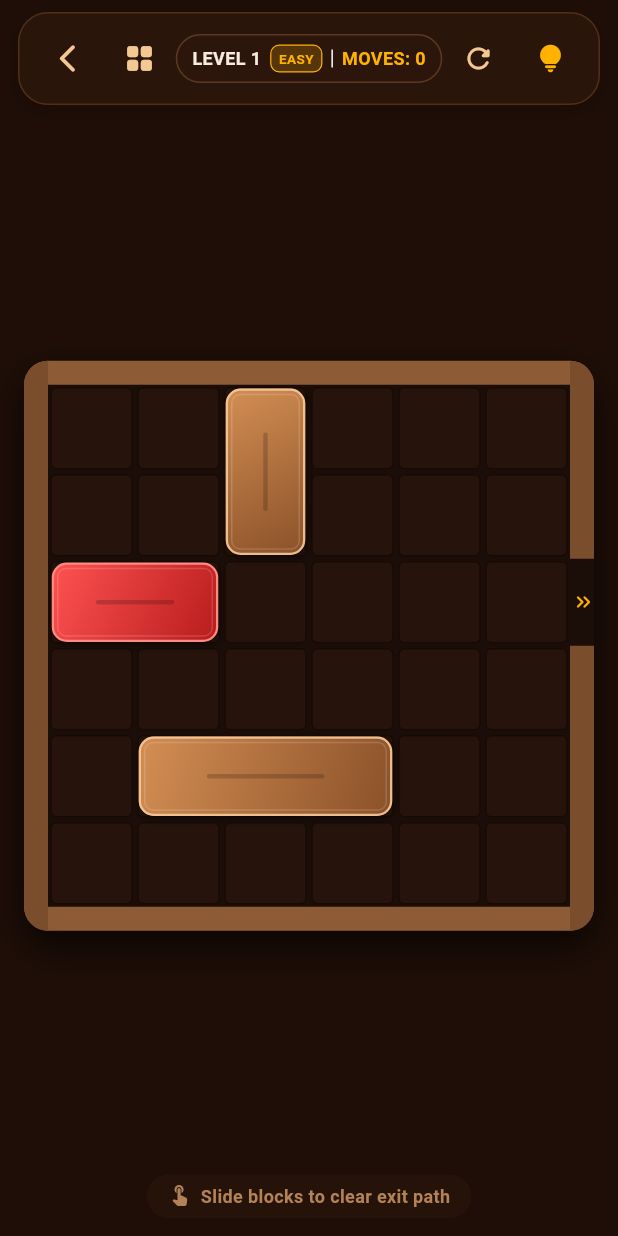
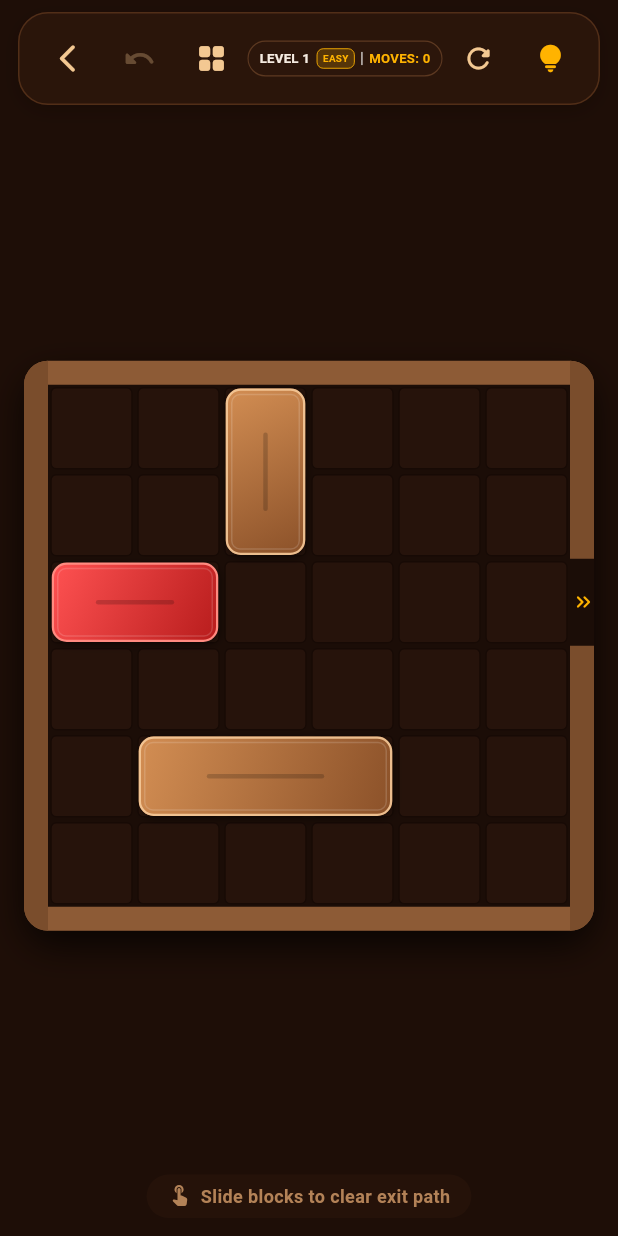
Before and after one commit to MdAshrafUllah/Wood-Escape, a Flutter app: the screen it shows after launch, after a tap on an icon or button, on a phone screen of 412 x 824 dp. Run offline on Flutter 3.47's test engine with Material 3 defaults, Android fonts, the phone set to English and light mode, and no system bars; our stand-ins replace audioplayers, easy_localization, flutter_riverpod, go_router, local_auth, shared_preferences and 1 more.

Commit message:
- Localization added - Undo move button added

```diff
--- a/lib/data/local/user_progress.dart
+++ b/lib/data/local/user_progress.dart
@@ -3,12 +3,14 @@ class SettingsModel {
   final bool music;
   final bool haptics;
   final bool vibration;
+  final String languageCode;
 
   const SettingsModel({
     this.sound = true,
     this.music = true,
     this.haptics = true,
     this.vibration = true,
+    this.languageCode = 'en',
   });
 
   SettingsModel copyWith({
@@ -16,12 +18,14 @@ class SettingsModel {
     bool? music,
     bool? haptics,
     bool? vibration,
+    String? languageCode,
   }) {
     return SettingsModel(
       sound: sound ?? this.sound,
       music: music ?? this.music,
       haptics: haptics ?? this.haptics,
       vibration: vibration ?? this.vibration,
+      languageCode: languageCode ?? this.languageCode,
     );
   }
 
@@ -30,6 +34,7 @@ class SettingsModel {
     'music': music,
     'haptics': haptics,
     'vibration': vibration,
+    'languageCode': languageCode,
   };
 
   factory SettingsModel.fromJson(Map<String, dynamic>? json) {
@@ -39,6 +44,7 @@ class SettingsModel {
       music: json['music'] as bool? ?? true,
       haptics: json['haptics'] as bool? ?? true,
       vibration: json['vibration'] as bool? ?? true,
+      languageCode: json['languageCode'] as String? ?? 'en',
     );
   }
 }
--- a/lib/domain/models/level_data.dart
+++ b/lib/domain/models/level_data.dart
@@ -1,20 +1,20 @@
 enum LevelDifficulty { easy, medium, hard, expert, legend, master }
 
 extension LevelDifficultyX on LevelDifficulty {
-  String get displayName {
+  String get translationKey {
     switch (this) {
       case LevelDifficulty.easy:
-        return 'EASY';
+        return 'level_select.easy';
       case LevelDifficulty.medium:
-        return 'MEDIUM';
+        return 'level_select.medium';
       case LevelDifficulty.hard:
-        return 'HARD';
+        return 'level_select.hard';
       case LevelDifficulty.expert:
-        return 'EXPERT';
+        return 'level_select.expert';
       case LevelDifficulty.legend:
-        return 'LEGEND';
+        return 'level_select.legend';
       case LevelDifficulty.master:
-        return 'MASTER';
+        return 'level_select.master';
     }
   }
 }
--- a/lib/main.dart
+++ b/lib/main.dart
@@ -1,3 +1,4 @@
+import 'package:easy_localization/easy_localization.dart';
 import 'package:flutter/material.dart';
 import 'package:flutter_riverpod/flutter_riverpod.dart';
 import 'package:woodescape/core/router/router.dart';
@@ -10,6 +11,8 @@ import 'package:woodescape/services/haptic_service.dart';
 
 void main() async {
   WidgetsFlutterBinding.ensureInitialized();
+
+  await EasyLocalization.ensureInitialized();
 
   final storage = await StorageService.init();
   final repo = UserProgressRepository(storage);
@@ -27,9 +30,16 @@ void main() async {
   );
 
   runApp(
-    ProviderScope(
-      overrides: [storageServiceProvider.overrideWithValue(storage)],
-      child: const WoodEscapeApp(),
+    EasyLocalization(
+      supportedLocales: const [Locale('en'), Locale('bn')],
+      path: 'assets/translations',
+      fallbackLocale: const Locale('en'),
+      startLocale: Locale(progress.settings.languageCode),
+      saveLocale: true,
+      child: ProviderScope(
+        overrides: [storageServiceProvider.overrideWithValue(storage)],
+        child: const WoodEscapeApp(),
+      ),
     ),
   );
 }
@@ -44,6 +54,9 @@ class WoodEscapeApp extends ConsumerWidget {
       debugShowCheckedModeBanner: false,
       theme: AppTheme.darkTheme,
       routerConfig: appRouter,
+      localizationsDelegates: context.localizationDelegates,
+      supportedLocales: context.supportedLocales,
+      locale: context.locale,
     );
   }
 }
--- a/lib/presentation/screens/game_screen/game_screen.dart
+++ b/lib/presentation/screens/game_screen/game_screen.dart
@@ -1,3 +1,4 @@
+import 'package:easy_localization/easy_localization.dart';
 import 'package:flutter/material.dart';
 import 'package:flutter_riverpod/flutter_riverpod.dart';
 import 'package:go_router/go_router.dart';
@@ -141,7 +142,7 @@ class _GameScreenState extends ConsumerState<GameScreen>
                 ),
                 const SizedBox(height: 16),
                 Text(
-                  'LEVEL $level PASSED!',
+                  'game.passed'.tr(namedArgs: {'level': '$level'}),
                   style: const TextStyle(
                     fontSize: 22,
                     fontWeight: FontWeight.bold,
@@ -151,7 +152,7 @@ class _GameScreenState extends ConsumerState<GameScreen>
                 ),
                 const SizedBox(height: 8),
                 Text(
-                  'Completed in $moves moves!',
+                  'game.completed_in'.tr(namedArgs: {'moves': '$moves'}),
                   style: const TextStyle(
                     fontSize: 16,
                     fontWeight: FontWeight.w600,
@@ -160,7 +161,7 @@ class _GameScreenState extends ConsumerState<GameScreen>
                 ),
                 const SizedBox(height: 4),
                 Text(
-                  'Best possible: $minMoves moves',
+                  'game.best_possible'.tr(namedArgs: {'moves': '$minMoves'}),
                   style: TextStyle(
                     fontSize: 12,
                     color: AppColors.withAlpha(AppColors.splashTitleColor, 0.6),
@@ -186,9 +187,9 @@ class _GameScreenState extends ConsumerState<GameScreen>
                           Navigator.of(context).pop();
                           ref.read(gameProvider.notifier).resetLevel();
                         },
-                        child: const Text(
-                          'PLAY AGAIN',
-                          style: TextStyle(
+                        child: Text(
+                          'game.play_again'.tr(),
+                          style: const TextStyle(
                             color: AppColors.splashTitleColor,
                             fontWeight: FontWeight.bold,
                           ),
@@ -211,9 +212,9 @@ class _GameScreenState extends ConsumerState<GameScreen>
                           Navigator.of(context).pop();
                           ref.read(gameProvider.notifier).nextLevel();
                         },
-                        child: const Text(
-                          'NEXT LEVEL',
-                          style: TextStyle(
+                        child: Text(
+                          'game.next_level'.tr(),
+                          style: const TextStyle(
                             color: AppColors.white,
                             fontWeight: FontWeight.bold,
                           ),
@@ -316,6 +317,8 @@ class _GameScreenState extends ConsumerState<GameScreen>
 
   // Optimized Compact Header Widget
   Widget _buildHeaderCard(GameState gameState, dynamic board) {
+    final hasHistory = ref.watch(gameProvider.notifier).hasHistory;
+
     return Container(
       margin: const EdgeInsets.symmetric(horizontal: 12, vertical: 8),
       padding: const EdgeInsets.symmetric(horizontal: 8, vertical: 6),
@@ -348,6 +351,20 @@ class _GameScreenState extends ConsumerState<GameScreen>
           IconButton(
             constraints: const BoxConstraints(),
             padding: const EdgeInsets.all(8),
+            icon: Icon(
+              Icons.undo_rounded,
+              color: hasHistory
+                  ? AppColors.textPrimary
+                  : AppColors.withAlpha(AppColors.textPrimary, 0.3),
+              size: 22,
+            ),
+            onPressed: hasHistory
+                ? () => ref.read(gameProvider.notifier).undo()
+                : null,
+          ),
+          IconButton(
+            constraints: const BoxConstraints(),
+            padding: const EdgeInsets.all(8),
             icon: const Icon(
               Icons.grid_view_rounded,
               color: AppColors.textPrimary,
@@ -375,7 +392,9 @@ class _GameScreenState extends ConsumerState<GameScreen>
                   mainAxisSize: MainAxisSize.min,
                   children: [
                     Text(
-                      'LEVEL ${gameState.currentLevel}',
+                      'game.level'.tr(
+                        namedArgs: {'level': '${gameState.currentLevel}'},
+                      ),
                       style: const TextStyle(
                         color: AppColors.splashTitleColor,
                         fontWeight: FontWeight.bold,
@@ -397,7 +416,7 @@ class _GameScreenState extends ConsumerState<GameScreen>
                         ),
                       ),
                       child: Text(
-                        gameState.difficulty.displayName,
+                        gameState.difficulty.translationKey.tr(),
                         style: const TextStyle(
                           color: AppColors.accentGold,
                           fontSize: 9,
@@ -413,7 +432,9 @@ class _GameScreenState extends ConsumerState<GameScreen>
                     ),
                     const SizedBox(width: 6),
                     Text(
-                      'MOVES: ${gameState.moveCount}',
+                      'game.moves'.tr(
+                        namedArgs: {'count': '${gameState.moveCount}'},
+                      ),
                       style: const TextStyle(
                         color: AppColors.accentGold,
                         fontWeight: FontWeight.bold,
@@ -458,8 +479,8 @@ class _GameScreenState extends ConsumerState<GameScreen>
                 );
               } else {
                 AppDialog(context).info(
-                  title: 'No Solution',
-                  message: 'No solution found for the current layout.',
+                  title: 'game.no_solution'.tr(),
+                  message: 'game.no_solution_msg'.tr(),
                 );
               }
             },
@@ -477,7 +498,7 @@ class _GameScreenState extends ConsumerState<GameScreen>
         color: AppColors.withAlpha(AppColors.cardSurface, 0.5),
         borderRadius: BorderRadius.circular(30),
       ),
-      child: const Row(
+      child: Row(
         mainAxisSize: MainAxisSize.min,
         children: [
           Icon(
@@ -487,7 +508,7 @@ class _GameScreenState extends ConsumerState<GameScreen>
           ),
           SizedBox(width: 6),
           Text(
-            'Slide blocks to clear exit path',
+            'game.instruction'.tr(),
             style: TextStyle(
               color: AppColors.textSecondary,
               fontSize: 12,
--- a/lib/presentation/screens/home_screen/home_screen.dart
+++ b/lib/presentation/screens/home_screen/home_screen.dart
@@ -1,3 +1,4 @@
+import 'package:easy_localization/easy_localization.dart';
 import 'package:flutter/material.dart';
 import 'package:flutter_riverpod/flutter_riverpod.dart';
 import 'package:go_router/go_router.dart';
@@ -213,7 +214,7 @@ class _HomeScreenState extends ConsumerState<HomeScreen> {
     return Column(
       children: [
         Text(
-          'WOODEN',
+          'WOODEN'.toUpperCase(),
           style: TextStyle(
             fontSize: subtitleSize,
             fontWeight: FontWeight.w800,
@@ -229,7 +230,7 @@ class _HomeScreenState extends ConsumerState<HomeScreen> {
           ),
         ),
         Text(
-          'ESCAPE',
+          'ESCAPE'.toUpperCase(),
           style: TextStyle(
             fontSize: mainTitleSize,
             fontWeight: FontWeight.w800,
@@ -259,7 +260,7 @@ class _HomeScreenState extends ConsumerState<HomeScreen> {
         ),
       ),
       child: Text(
-        'Unblock The Red Block',
+        'home.subtitle'.tr(),
         style: TextStyle(
           color: AppColors.withAlpha(AppColors.accentLightBrown, 0.9),
           fontSize: 13,
@@ -275,7 +276,9 @@ class _HomeScreenState extends ConsumerState<HomeScreen> {
       children: [
         _buildWoodenButton(
           context: context,
-          label: 'PLAY (LEVEL ${gameState.currentLevel})',
+          label: 'home.play'.tr(
+            namedArgs: {'level': '${gameState.currentLevel}'},
+          ),
           icon: Icons.play_arrow_rounded,
           isPrimary: true,
           onTap: () => context.push(AppRoutes.game),
@@ -283,7 +286,7 @@ class _HomeScreenState extends ConsumerState<HomeScreen> {
         const SizedBox(height: 10),
         _buildWoodenButton(
           context: context,
-          label: 'SELECT LEVEL',
+          label: 'home.select_level'.tr(),
           icon: Icons.grid_view_rounded,
           isPrimary: false,
           onTap: () => context.push(AppRoutes.level),
@@ -291,7 +294,7 @@ class _HomeScreenState extends ConsumerState<HomeScreen> {
         const SizedBox(height: 10),
         _buildWoodenButton(
           context: context,
-          label: 'SETTINGS',
+          label: 'home.settings'.tr(),
           icon: Icons.settings_rounded,
           isPrimary: false,
           onTap: () => context.push(AppRoutes.settings),
@@ -307,7 +310,9 @@ class _HomeScreenState extends ConsumerState<HomeScreen> {
         const Icon(Icons.star_rounded, color: AppColors.accentGold, size: 18),
         const SizedBox(width: 6),
         Text(
-          'Unlocked: ${gameState.unlockedLevel} / 30,000',
+          'home.unlocked'.tr(
+            namedArgs: {'count': '${gameState.unlockedLevel}'},
+          ),
           style: const TextStyle(
             color: AppColors.textSecondary,
             fontSize: 14,
--- a/lib/presentation/screens/splash_screen/splash_screen.dart
+++ b/lib/presentation/screens/splash_screen/splash_screen.dart
@@ -1,3 +1,4 @@
+import 'package:easy_localization/easy_localization.dart';
 import 'package:flutter/material.dart';
 import 'package:go_router/go_router.dart';
 import 'package:woodescape/core/theme/app_colors.dart';
@@ -109,9 +110,9 @@ class _SplashScreenState extends State<SplashScreen>
                     const SizedBox(height: 28),
 
                     // Game Title
-                    const Text(
-                      'WoodEscape',
-                      style: TextStyle(
+                    Text(
+                      'app_title'.tr(),
+                      style: const TextStyle(
                         fontSize: 36,
                         fontWeight: FontWeight.bold,
                         letterSpacing: 2.0,
@@ -129,7 +130,7 @@ class _SplashScreenState extends State<SplashScreen>
 
                     // Subtitle
                     Text(
-                      'UNBLOCK THE WAY',
+                      'splash.subtitle'.tr(),
                       style: TextStyle(
                         fontSize: 12,
                         fontWeight: FontWeight.w600,
--- a/pubspec.yaml
+++ b/pubspec.yaml
@@ -22,6 +22,7 @@ dependencies:
   local_auth: ^3.0.2
   audioplayers: ^6.7.1
   vibration: ^3.2.1
+  easy_localization: ^3.0.8
 
 dev_dependencies:
   flutter_test:
@@ -37,3 +38,4 @@ flutter:
     - assets/audio/move.mp3
     - assets/audio/win.mp3
     - assets/audio/bg_music.mp3
+    - assets/translations/
```
Also changed, not shown: assets/translations/bn.json (added, +59 -0 lines), assets/translations/en.json (added, +59 -0 lines), lib/presentation/controllers/game_controller.dart (+28 -0 lines), lib/presentation/screens/level_select_screen/level_select_screen.dart (+13 -8 lines), lib/presentation/screens/settings_screen/settings_screen.dart (+68 -26 lines), pubspec.lock, 1 other file.
